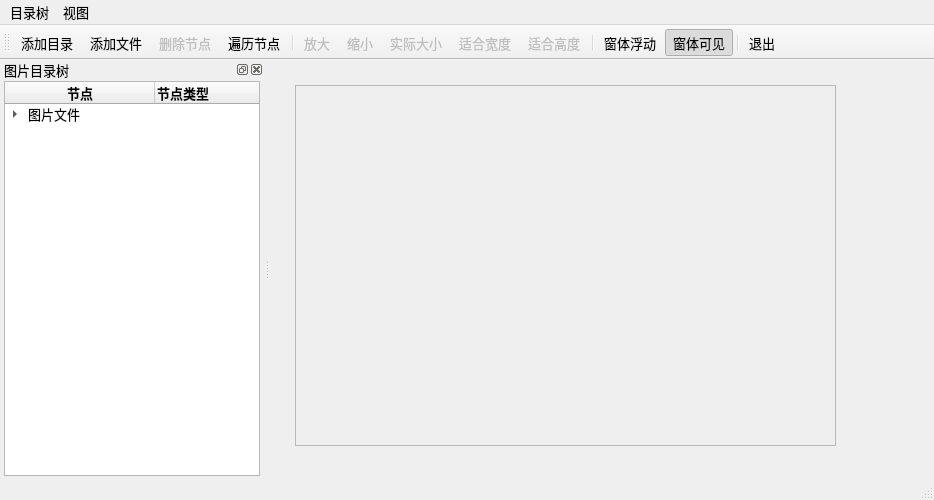
The window that c++/qt/src/QT5.9Samp/chap04Widgets/samp4_8TreeDock/mainwindow.ui (wrzfeijianshen/TL) describes before a commit, drawn with Qt 5.
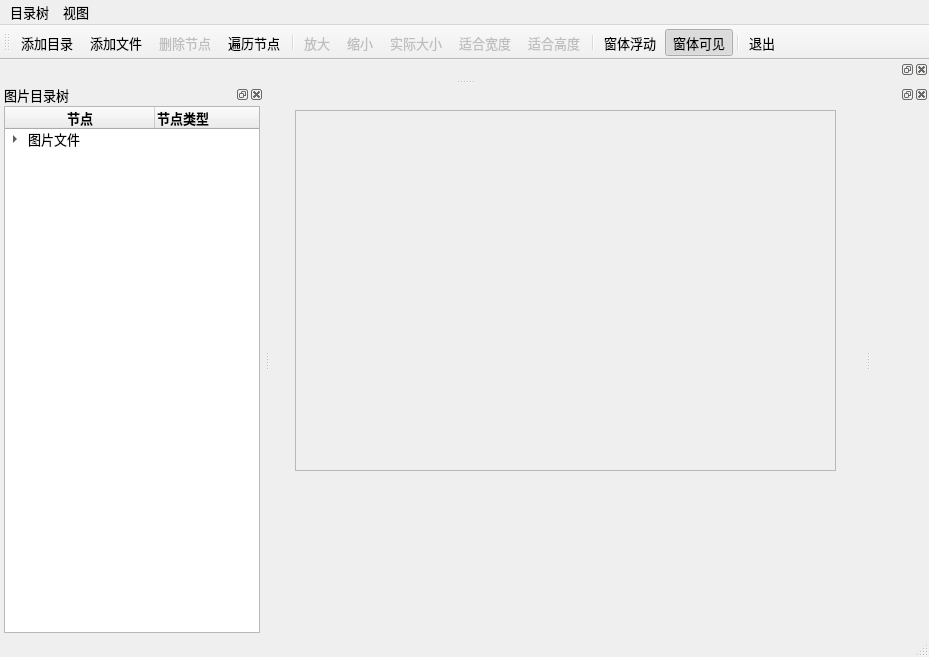
The same window after the commit. Icons and pictures are not drawn.

Diff of the .ui file:
```diff
--- a/c++/qt/src/QT5.9Samp/chap04Widgets/samp4_8TreeDock/mainwindow.ui
+++ b/c++/qt/src/QT5.9Samp/chap04Widgets/samp4_8TreeDock/mainwindow.ui
@@ -6,8 +6,8 @@
    <rect>
     <x>0</x>
     <y>0</y>
-    <width>934</width>
-    <height>500</height>
+    <width>929</width>
+    <height>657</height>
    </rect>
   </property>
   <property name="font">
@@ -75,7 +75,7 @@
     <rect>
      <x>0</x>
      <y>0</y>
-     <width>934</width>
+     <width>929</width>
      <height>23</height>
     </rect>
    </property>
@@ -239,6 +239,18 @@
     </layout>
    </widget>
   </widget>
+  <widget class="QDockWidget" name="dockWidget_2">
+   <attribute name="dockWidgetArea">
+    <number>4</number>
+   </attribute>
+   <widget class="QWidget" name="dockWidgetContents_2"/>
+  </widget>
+  <widget class="QDockWidget" name="dockWidget_3">
+   <attribute name="dockWidgetArea">
+    <number>2</number>
+   </attribute>
+   <widget class="QWidget" name="dockWidgetContents_3"/>
+  </widget>
   <action name="actAddFolder">
    <property name="icon">
     <iconset>
```
Left out of the diff: 36 changed lines with no effect on the pictures.
